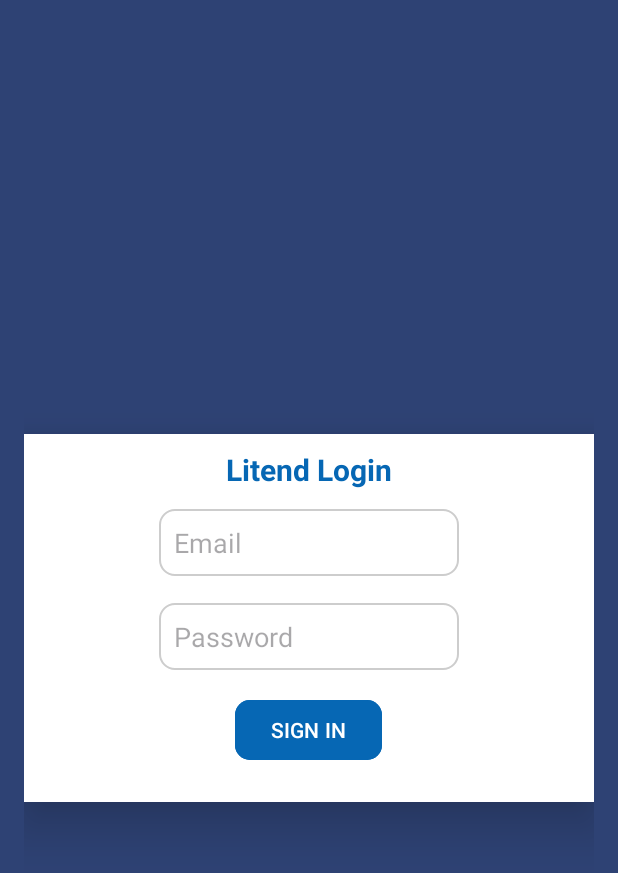
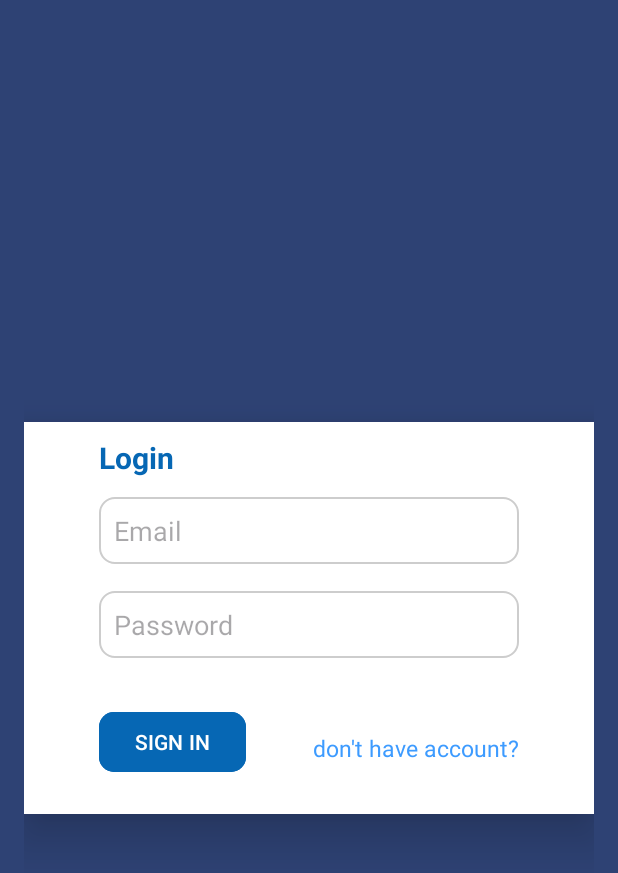
Before and after one commit to YaredAlex/LitendAPP, an Android app: the layout activity_login.xml on its own in the app's theme, with its tools: preview values and no code run, on a phone screen of 412 x 824 dp. Shown: the top 873 px of the screen. Run offline under Robolectric (Android 15) with nearby library versions, the phone set to English and light mode, and no system bars.

Commit message:
adding already have account and restructuring

```diff
--- a/app/src/main/res/layout/activity_login.xml
+++ b/app/src/main/res/layout/activity_login.xml
@@ -16,13 +16,14 @@
     android:layout_height="wrap_content"
     android:layout_centerInParent="true"
     android:background="@color/white"
-    android:elevation="20dp">
+    android:elevation="20dp"
+    android:id="@+id/log_box"
+    android:paddingHorizontal="50dp">
     <TextView
         android:layout_width="wrap_content"
         android:layout_height="wrap_content"
-        android:text="Litend Login"
+        android:text="Login"
         android:textSize="20sp"
-        android:layout_centerHorizontal="true"
         android:id="@+id/txt_log_in"
         android:layout_marginTop="10dp"
         android:textColor="@color/button_blue"
@@ -31,7 +32,7 @@
 
     <EditText
         android:id="@+id/username"
-        android:layout_width="200dp"
+        android:layout_width="match_parent"
         android:layout_height="wrap_content"
         android:layout_marginTop="50dp"
         android:hint="@string/prompt_email"
@@ -44,7 +45,7 @@
 
     <EditText
         android:id="@+id/password"
-        android:layout_width="200dp"
+        android:layout_width="match_parent"
         android:layout_below="@+id/username"
         android:layout_height="wrap_content"
         android:layout_marginTop="18dp"
@@ -57,21 +58,36 @@
         android:layout_centerHorizontal="true"
           />
 
+    <RelativeLayout
+        android:layout_width="match_parent"
+        android:layout_height="wrap_content"
+        android:layout_below="@+id/password"
+        android:layout_marginTop="16dp"
+        >
         <Button
             android:id="@+id/login"
             android:layout_width="wrap_content"
             android:layout_height="wrap_content"
-        android:layout_gravity="start"
             android:layout_marginTop="16dp"
             android:layout_marginBottom="24dp"
-        android:enabled="false"
             android:text="SIGN IN"
-        android:layout_below="@+id/password"
             android:backgroundTint="@color/button_blue"
             app:cornerRadius="10dp"
             android:textColor="@color/white"
-        android:layout_centerHorizontal="true"
+
             />
+        <TextView
+            android:layout_width="wrap_content"
+            android:layout_height="wrap_content"
+            android:text="don't have account?"
+            android:layout_gravity="end"
+            android:textSize="15dp"
+            android:textColor="@color/lightBlue"
+            android:layout_alignParentEnd="true"
+            android:layout_centerVertical="true"
+            android:id="@+id/txt_have_account"
+            />
+    </RelativeLayout>
 </RelativeLayout>
     <ProgressBar
         android:id="@+id/loading"
```
Lines whose indentation alone changed are shown as unchanged.
